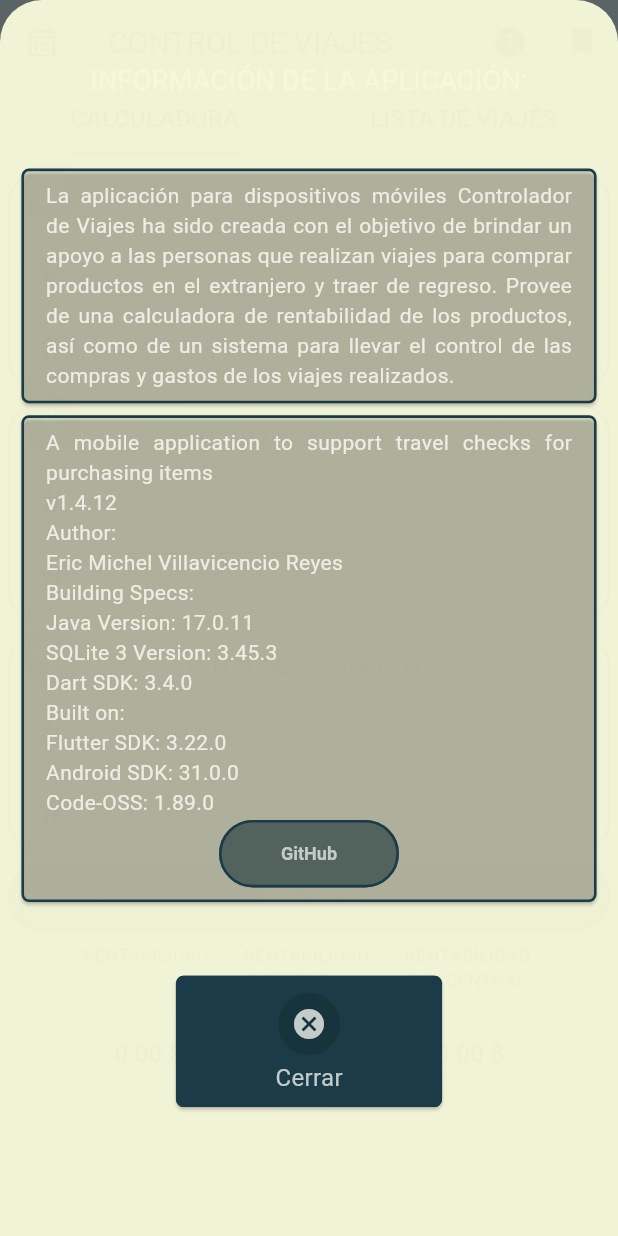
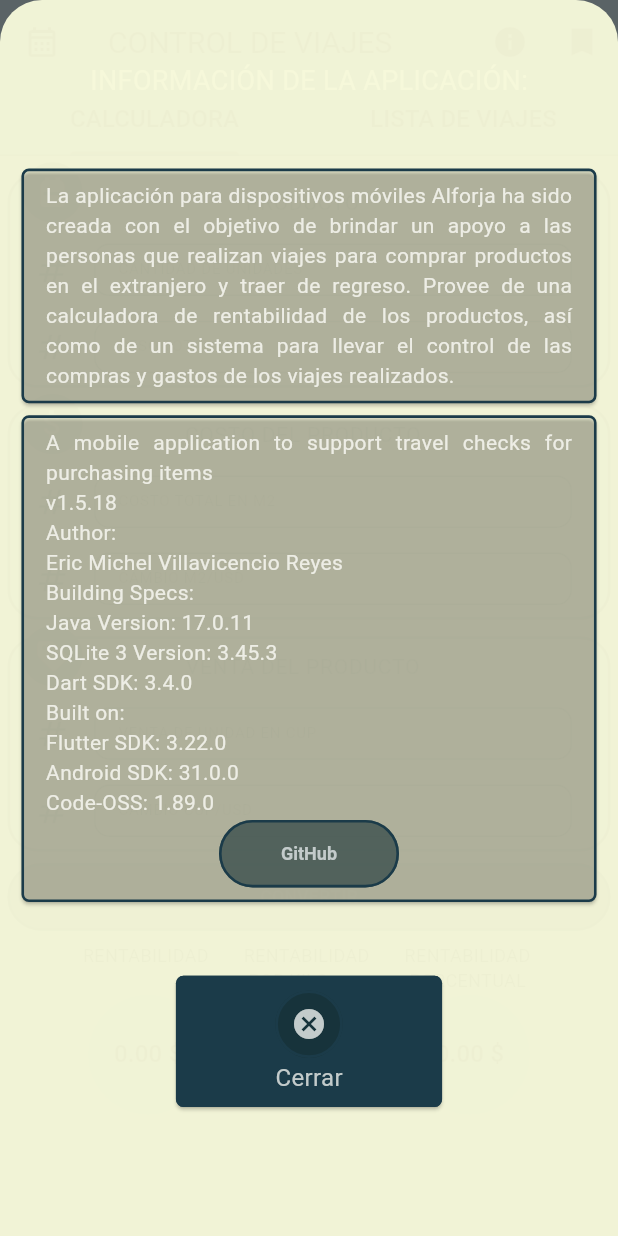
Before and after one commit to ElectroZombie/tripControl_app, a Flutter app: the Principal screen opened directly, after a tap on the "info" icon, on a phone screen of 412 x 824 dp. Run offline on Flutter 3.47's test engine with Material 3 defaults, Android fonts, the phone set to English and light mode, and no system bars; our stand-ins replace dropdown_search, shared_preferences, sqflite, sqflite_common_ffi; missing offline and left inert: trip_control_app; accounts and stored records are empty; Roboto replaces fonts that are missing (Arial); statements that could not run were skipped.

Commit message:
actualizada info_sheet

```diff
--- a/lib/widgets/object_widgets/info_sheet.dart
+++ b/lib/widgets/object_widgets/info_sheet.dart
@@ -33,7 +33,7 @@ Widget infoSheet(BuildContext context, ColorScheme colors) {
                               padding:
                                   const EdgeInsets.symmetric(horizontal: 10),
                               child: Text(
-                                  "La aplicación para dispositivos móviles Controlador de Viajes ha sido creada con el objetivo"
+                                  "La aplicación para dispositivos móviles Alforja ha sido creada con el objetivo"
                                   " de brindar un apoyo a las personas que realizan viajes para comprar productos en el extranjero"
                                   " y traer de regreso. Provee de una calculadora de rentabilidad de los productos, así como de un sistema"
                                   " para llevar el control de las compras y gastos de los viajes realizados.",
@@ -69,7 +69,7 @@ Widget infoSheet(BuildContext context, ColorScheme colors) {
                                       horizontal: 10),
                                   child: Text(
                                       "A mobile application to support travel checks for purchasing items\n"
-                                      "v1.4.12\n"
+                                      "v1.5.18\n"
                                       "Author:\n"
                                       "Eric Michel Villavicencio Reyes\n"
                                       "Building Specs:\n"
```
